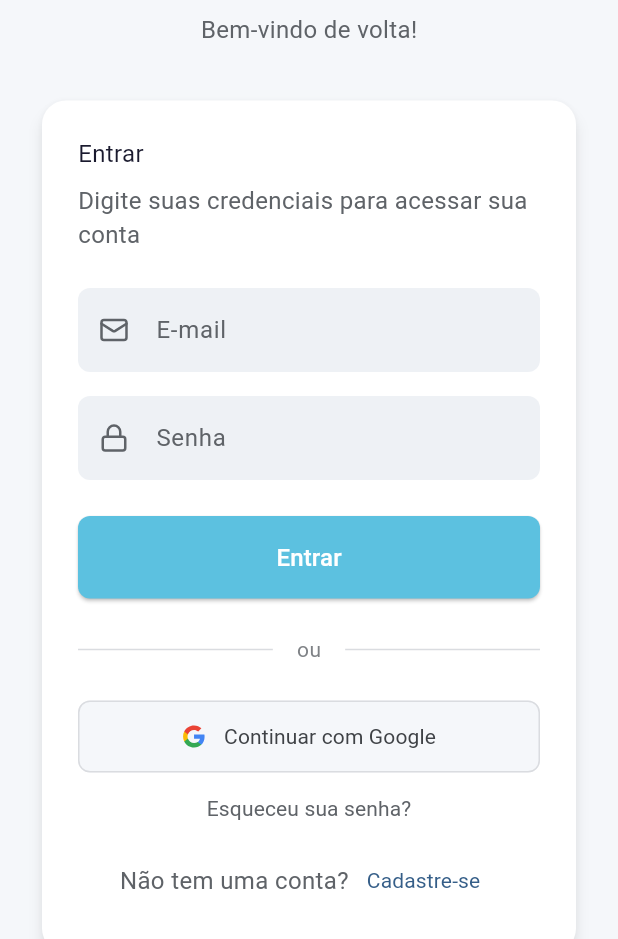
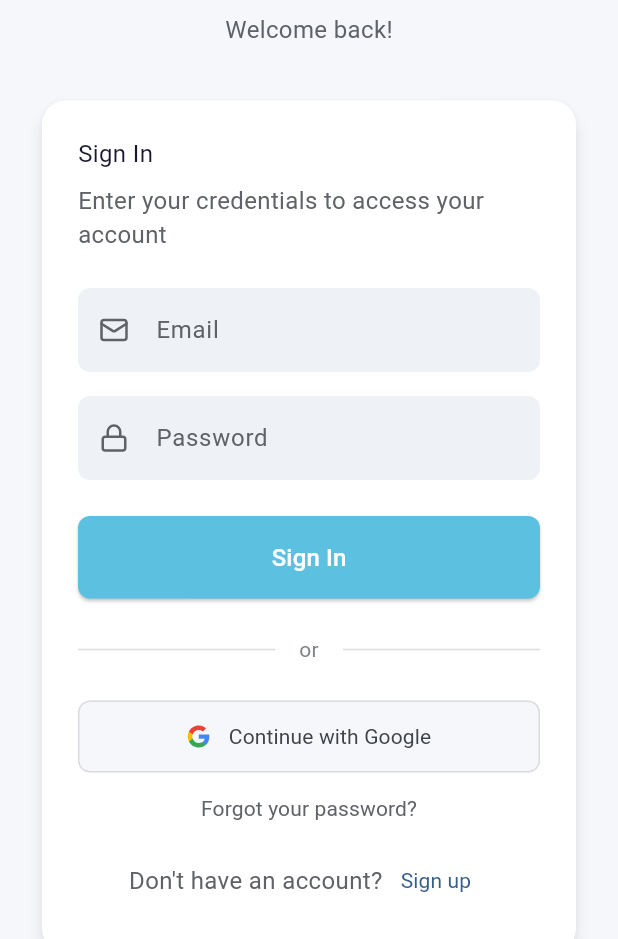
Before and after one commit to nikolasluiz123/smart_buy, a Flutter app: the screen it shows after launch, on a phone screen of 412 x 824 dp, the part 297-1236 px from its top. Run offline on Flutter 3.47's test engine with Material 3 defaults, Android fonts, the phone set to English and light mode, and no system bars; our stand-ins replace flutter_svg.

Commit message:
feat: internacionalização da tela de autenticação
Issue #1

````diff
--- /dev/null
+++ b/l10n.yaml
@@ -0,0 +1,4 @@
+arb-dir: lib/l10n
+template-arb-file: app_en.arb
+output-localization-file: app_localizations.dart
+output-class: AppLocalizations
--- /dev/null
+++ b/lib/constants/icons.dart
@@ -0,0 +1,3 @@
+const String iconEmail = 'assets/icons/ic_email.svg';
+const String iconPadLock = 'assets/icons/ic_padlock.svg';
+const String iconGoogle = 'assets/icons/ic_google.svg';
--- /dev/null
+++ b/lib/constants/images.dart
@@ -0,0 +1 @@
+const String appLogo = 'assets/images/logo_smart_buy.png';
--- /dev/null
+++ b/lib/l10n/app_en.arb
@@ -0,0 +1,19 @@
+{
+  "@@locale": "en",
+  "loginPageTitle": "Sign In",
+  "smartBuy": "Smart Buy",
+  "welcomeBack": "Welcome back!",
+  "signInPrompt": "Enter your credentials to access your account",
+  "emailHint": "Email",
+  "passwordHint": "Password",
+  "loginButton": "Sign In",
+  "orDivider": "or",
+  "googleButton": "Continue with Google",
+  "forgotPassword": "Forgot your password?",
+  "noAccount": "Don't have an account?",
+  "signUp": "Sign up",
+  "passwordEmpty": "Please, write your password",
+  "weakPassword": "Password must be at least 6 characters long",
+  "emailEmpty": "Please, write your e-mail",
+  "emailInvalid": "Please enter a valid email address"
+}
--- /dev/null
+++ b/lib/l10n/app_localizations.dart
@@ -0,0 +1,230 @@
+import 'dart:async';
+
+import 'package:flutter/foundation.dart';
+import 'package:flutter/widgets.dart';
+import 'package:flutter_localizations/flutter_localizations.dart';
+import 'package:intl/intl.dart' as intl;
+
+import 'app_localizations_en.dart';
+import 'app_localizations_pt.dart';
+
+// ignore_for_file: type=lint
+
+/// Callers can lookup localized strings with an instance of AppLocalizations
+/// returned by `AppLocalizations.of(context)`.
+///
+/// Applications need to include `AppLocalizations.delegate()` in their app's
+/// `localizationDelegates` list, and the locales they support in the app's
+/// `supportedLocales` list. For example:
+///
+/// ```dart
+/// import 'l10n/app_localizations.dart';
+///
+/// return MaterialApp(
+///   localizationsDelegates: AppLocalizations.localizationsDelegates,
+///   supportedLocales: AppLocalizations.supportedLocales,
+///   home: MyApplicationHome(),
+/// );
+/// ```
+///
+/// ## Update pubspec.yaml
+///
+/// Please make sure to update your pubspec.yaml to include the following
+/// packages:
+///
+/// ```yaml
+/// dependencies:
+///   # Internationalization support.
+///   flutter_localizations:
+///     sdk: flutter
+///   intl: any # Use the pinned version from flutter_localizations
+///
+///   # Rest of dependencies
+/// ```
+///
+/// ## iOS Applications
+///
+/// iOS applications define key application metadata, including supported
+/// locales, in an Info.plist file that is built into the application bundle.
+/// To configure the locales supported by your app, you’ll need to edit this
+/// file.
+///
+/// First, open your project’s ios/Runner.xcworkspace Xcode workspace file.
+/// Then, in the Project Navigator, open the Info.plist file under the Runner
+/// project’s Runner folder.
+///
+/// Next, select the Information Property List item, select Add Item from the
+/// Editor menu, then select Localizations from the pop-up menu.
+///
+/// Select and expand the newly-created Localizations item then, for each
+/// locale your application supports, add a new item and select the locale
+/// you wish to add from the pop-up menu in the Value field. This list should
+/// be consistent with the languages listed in the AppLocalizations.supportedLocales
+/// property.
+abstract class AppLocalizations {
+  AppLocalizations(String locale)
+    : localeName = intl.Intl.canonicalizedLocale(locale.toString());
+
+  final String localeName;
+
+  static AppLocalizations? of(BuildContext context) {
+    return Localizations.of<AppLocalizations>(context, AppLocalizations);
+  }
+
+  static const LocalizationsDelegate<AppLocalizations> delegate =
+      _AppLocalizationsDelegate();
+
+  /// A list of this localizations delegate along with the default localizations
+  /// delegates.
+  ///
+  /// Returns a list of localizations delegates containing this delegate along with
+  /// GlobalMaterialLocalizations.delegate, GlobalCupertinoLocalizations.delegate,
+  /// and GlobalWidgetsLocalizations.delegate.
+  ///
+  /// Additional delegates can be added by appending to this list in
+  /// MaterialApp. This list does not have to be used at all if a custom list
+  /// of delegates is preferred or required.
+  static const List<LocalizationsDelegate<dynamic>> localizationsDelegates =
+      <LocalizationsDelegate<dynamic>>[
+        delegate,
+        GlobalMaterialLocalizations.delegate,
+        GlobalCupertinoLocalizations.delegate,
+        GlobalWidgetsLocalizations.delegate,
+      ];
+
+  /// A list of this localizations delegate's supported locales.
+  static const List<Locale> supportedLocales = <Locale>[
+    Locale('en'),
+    Locale('pt'),
+  ];
+
+  /// No description provided for @loginPageTitle.
+  ///
+  /// In en, this message translates to:
+  /// **'Sign In'**
+  String get loginPageTitle;
+
+  /// No description provided for @smartBuy.
+  ///
+  /// In en, this message translates to:
+  /// **'Smart Buy'**
+  String get smartBuy;
+
+  /// No description provided for @welcomeBack.
+  ///
+  /// In en, this message translates to:
+  /// **'Welcome back!'**
+  String get welcomeBack;
+
+  /// No description provided for @signInPrompt.
+  ///
+  /// In en, this message translates to:
+  /// **'Enter your credentials to access your account'**
+  String get signInPrompt;
+
+  /// No description provided for @emailHint.
+  ///
+  /// In en, this message translates to:
+  /// **'Email'**
+  String get emailHint;
+
+  /// No description provided for @passwordHint.
+  ///
+  /// In en, this message translates to:
+  /// **'Password'**
+  String get passwordHint;
+
+  /// No description provided for @loginButton.
+  ///
+  /// In en, this message translates to:
+  /// **'Sign In'**
+  String get loginButton;
+
+  /// No description provided for @orDivider.
+  ///
+  /// In en, this message translates to:
+  /// **'or'**
+  String get orDivider;
+
+  /// No description provided for @googleButton.
+  ///
+  /// In en, this message translates to:
+  /// **'Continue with Google'**
+  String get googleButton;
+
+  /// No description provided for @forgotPassword.
+  ///
+  /// In en, this message translates to:
+  /// **'Forgot your password?'**
+  String get forgotPassword;
+
+  /// No description provided for @noAccount.
+  ///
+  /// In en, this message translates to:
+  /// **'Don\'t have an account?'**
+  String get noAccount;
+
+  /// No description provided for @signUp.
+  ///
+  /// In en, this message translates to:
+  /// **'Sign up'**
+  String get signUp;
+
+  /// No description provided for @passwordEmpty.
+  ///
+  /// In en, this message translates to:
+  /// **'Please, write your password'**
+  String get passwordEmpty;
+
+  /// No description provided for @weakPassword.
+  ///
+  /// In en, this message translates to:
+  /// **'Password must be at least 6 characters long'**
+  String get weakPassword;
+
+  /// No description provided for @emailEmpty.
+  ///
+  /// In en, this message translates to:
+  /// **'Please, write your e-mail'**
+  String get emailEmpty;
+
+  /// No description provided for @emailInvalid.
+  ///
+  /// In en, this message translates to:
+  /// **'Please enter a valid email address'**
+  String get emailInvalid;
+}
+
+class _AppLocalizationsDelegate
+    extends LocalizationsDelegate<AppLocalizations> {
+  const _AppLocalizationsDelegate();
+
+  @override
+  Future<AppLocalizations> load(Locale locale) {
+    return SynchronousFuture<AppLocalizations>(lookupAppLocalizations(locale));
+  }
+
+  @override
+  bool isSupported(Locale locale) =>
+      <String>['en', 'pt'].contains(locale.languageCode);
+
+  @override
+  bool shouldReload(_AppLocalizationsDelegate old) => false;
+}
+
+AppLocalizations lookupAppLocalizations(Locale locale) {
+  // Lookup logic when only language code is specified.
+  switch (locale.languageCode) {
+    case 'en':
+      return AppLocalizationsEn();
+    case 'pt':
+      return AppLocalizationsPt();
+  }
+
+  throw FlutterError(
+    'AppLocalizations.delegate failed to load unsupported locale "$locale". This is likely '
+    'an issue with the localizations generation tool. Please file an issue '
+    'on GitHub with a reproducible sample app and the gen-l10n configuration '
+    'that was used.',
+  );
+}
--- /dev/null
+++ b/lib/l10n/app_localizations_en.dart
@@ -0,0 +1,58 @@
+// ignore: unused_import
+import 'package:intl/intl.dart' as intl;
+import 'app_localizations.dart';
+
+// ignore_for_file: type=lint
+
+/// The translations for English (`en`).
+class AppLocalizationsEn extends AppLocalizations {
+  AppLocalizationsEn([String locale = 'en']) : super(locale);
+
+  @override
+  String get loginPageTitle => 'Sign In';
+
+  @override
+  String get smartBuy => 'Smart Buy';
+
+  @override
+  String get welcomeBack => 'Welcome back!';
+
+  @override
+  String get signInPrompt => 'Enter your credentials to access your account';
+
+  @override
+  String get emailHint => 'Email';
+
+  @override
+  String get passwordHint => 'Password';
+
+  @override
+  String get loginButton => 'Sign In';
+
+  @override
+  String get orDivider => 'or';
+
+  @override
+  String get googleButton => 'Continue with Google';
+
+  @override
+  String get forgotPassword => 'Forgot your password?';
+
+  @override
+  String get noAccount => 'Don\'t have an account?';
+
+  @override
+  String get signUp => 'Sign up';
+
+  @override
+  String get passwordEmpty => 'Please, write your password';
+
+  @override
+  String get weakPassword => 'Password must be at least 6 characters long';
+
+  @override
+  String get emailEmpty => 'Please, write your e-mail';
+
+  @override
+  String get emailInvalid => 'Please enter a valid email address';
+}
--- a/lib/main.dart
+++ b/lib/main.dart
@@ -1,6 +1,8 @@
 import 'package:flutter/material.dart';
 import 'package:smart_buy/ui/screens/login_page.dart';
 import 'package:smart_buy/ui/screens/splash_page.dart';
+
+import 'l10n/app_localizations.dart';
 
 void main() {
   runApp(const MyApp());
@@ -22,6 +24,8 @@ class MyApp extends StatelessWidget {
           '/': (context) => const SplashPage(),
           '/login': (context) => const LoginPage(),
         },
+        localizationsDelegates: AppLocalizations.localizationsDelegates,
+        supportedLocales: AppLocalizations.supportedLocales
     );
   }
 }
--- a/lib/ui/screens/login_page.dart
+++ b/lib/ui/screens/login_page.dart
@@ -1,5 +1,9 @@
 import 'package:flutter/material.dart';
 import 'package:flutter_svg/svg.dart';
+
+import '../../constants/icons.dart';
+import '../../constants/images.dart';
+import '../../l10n/app_localizations.dart';
 
 const Color _kSmartBuyBlue = Color(0xFF5CC1E0);
 const Color _kMediumGrayText = Color(0xFF5F6368);
@@ -77,6 +81,8 @@ class _LoginPageState extends State<LoginPage> {
 
   @override
   Widget build(BuildContext context) {
+    final l10n = AppLocalizations.of(context)!;
+
     return Scaffold(
       backgroundColor: Color(0xFFF5F7FA),
       body: SafeArea(
@@ -85,9 +91,9 @@ class _LoginPageState extends State<LoginPage> {
           child: Column(
             crossAxisAlignment: CrossAxisAlignment.stretch,
             children: [
-              _buildTopSection(),
+              _buildTopSection(l10n),
               const SizedBox(height: 32.0),
-              _buildLoginFormCard(),
+              _buildLoginFormCard(l10n),
             ],
           ),
         ),
@@ -95,24 +101,24 @@ class _LoginPageState extends State<LoginPage> {
     );
   }
 
-  Widget _buildTopSection() {
+  Widget _buildTopSection(AppLocalizations l10n) {
     return Column(
       children: [
-        Image.asset('assets/images/logo_smart_buy.png', width: 140, height: 140),
-        const Text(
-          'Smart Buy',
-          style: TextStyle(color: _kSmartBuyBlue, fontSize: 24, fontWeight: FontWeight.w400),
+        Image.asset(appLogo, width: 140, height: 140),
+        Text(
+          l10n.smartBuy,
+          style: const TextStyle(color: _kSmartBuyBlue, fontSize: 24, fontWeight: FontWeight.w400),
         ),
         const SizedBox(height: 8.0),
-        const Text(
-          'Bem-vindo de volta!',
-          style: TextStyle(color: _kMediumGrayText, fontSize: 16, fontWeight: FontWeight.w400),
+        Text(
+          l10n.welcomeBack,
+          style: const TextStyle(color: _kMediumGrayText, fontSize: 16, fontWeight: FontWeight.w400),
         ),
       ],
     );
   }
 
-  Widget _buildLoginFormCard() {
+  Widget _buildLoginFormCard(AppLocalizations l10n) {
     return Card(
       elevation: 4.0,
       shadowColor: Colors.black.withValues(alpha: 0.5),
@@ -125,24 +131,24 @@ class _LoginPageState extends State<LoginPage> {
           child: Column(
             crossAxisAlignment: CrossAxisAlignment.stretch,
             children: [
-              const Text(
-                'Entrar',
+              Text(
+                l10n.loginButton,
                 style: TextStyle(color: _kDarkText, fontSize: 16, fontWeight: FontWeight.w400),
               ),
               const SizedBox(height: 8.0),
-              const Text(
-                'Digite suas credenciais para acessar sua conta',
+              Text(
+                l10n.signInPrompt,
                 style: TextStyle(color: _kMediumGrayText, fontSize: 16, fontWeight: FontWeight.w400),
               ),
               const SizedBox(height: 24.0),
               TextFormField(
                 controller: _emailController,
                 decoration: _buildInputDecoration(
-                  hint: 'E-mail',
+                  hint: l10n.emailHint,
                   icon: Padding(
                     padding: const EdgeInsets.all(14.0),
                     child: SvgPicture.asset(
-                      'assets/icons/ic_email.svg',
+                      iconEmail,
                       width: 20,
                       height: 20,
                     ),
@@ -151,10 +157,10 @@ class _LoginPageState extends State<LoginPage> {
                 keyboardType: TextInputType.emailAddress,
                 validator: (value) {
                   if (value == null || value.isEmpty) {
-                    return 'Por favor, digite seu e-mail';
+                    return l10n.emailEmpty;
                   }
                   if (!value.contains('@')) {
-                    return 'Por favor, digite um e-mail válido';
+                    return l10n.emailInvalid;
                   }
                   return null;
                 },
@@ -164,11 +170,11 @@ class _LoginPageState extends State<LoginPage> {
                 controller: _passwordController,
                 obscureText: true,
                 decoration: _buildInputDecoration(
-                  hint: 'Senha',
+                  hint: l10n.passwordHint,
                   icon: Padding(
                     padding: const EdgeInsets.all(14.0),
                     child: SvgPicture.asset(
-                      'assets/icons/ic_padlock.svg',
+                      iconPadLock,
                       width: 20,
                       height: 20,
                     ),
@@ -176,10 +182,10 @@ class _LoginPageState extends State<LoginPage> {
                 ),
                 validator: (value) {
                   if (value == null || value.isEmpty) {
-                    return 'Por favor, digite sua senha';
+                    return l10n.passwordEmpty;
                   }
                   if (value.length < 6) {
-                    return 'A senha deve ter pelo menos 6 caracteres';
+                    return l10n.weakPassword;
                   }
                   return null;
                 },
@@ -193,10 +199,10 @@ class _LoginPageState extends State<LoginPage> {
                   padding: const EdgeInsets.symmetric(vertical: 16.0),
                   shape: RoundedRectangleBorder(borderRadius: BorderRadius.circular(8.0)),
                 ),
-                child: const Text('Entrar', style: TextStyle(fontSize: 16)),
+                child: Text(l10n.loginButton, style: TextStyle(fontSize: 16)),
               ),
               const SizedBox(height: 24.0),
-              _buildOrDivider(),
+              _buildOrDivider(l10n),
               const SizedBox(height: 24.0),
               OutlinedButton(
                 onPressed: _onGoogleLoginPressed,
@@ -210,19 +216,19 @@ class _LoginPageState extends State<LoginPage> {
                   mainAxisAlignment: MainAxisAlignment.center,
                   children: [
                     SvgPicture.asset(
-                      'assets/icons/ic_google.svg',
+                      iconGoogle,
                       width: 16,
                       height: 16,
                     ),
                     const SizedBox(width: 12.0),
-                    const Text(
-                      'Continuar com Google',
+                    Text(
+                      l10n.googleButton,
                       style: TextStyle(color: Color(0xFF3F4246), fontSize: 14, fontWeight: FontWeight.w400),
                     ),
                   ],
                 ),
               ),
-              _buildBottomSection()
+              _buildBottomSection(l10n)
             ],
           ),
         ),
@@ -230,27 +236,27 @@ class _LoginPageState extends State<LoginPage> {
     );
   }
 
-  Widget _buildBottomSection() {
+  Widget _buildBottomSection(AppLocalizations l10n) {
     return Column(
       children: [
         TextButton(
           onPressed: _onForgotPasswordPressed,
-          child: const Text(
-            'Esqueceu sua senha?',
+          child: Text(
+            l10n.forgotPassword,
             style: TextStyle(color: _kMediumGrayText, fontSize: 14, fontWeight: FontWeight.w400),
           ),
         ),
         Row(
           mainAxisAlignment: MainAxisAlignment.center,
           children: [
-            const Text(
-              'Não tem uma conta?',
+            Text(
+              l10n.noAccount,
               style: TextStyle(color: _kMediumGrayText, fontSize: 16, fontWeight: FontWeight.w400),
             ),
             TextButton(
               onPressed: _onSignUpPressed,
-              child: const Text(
-                'Cadastre-se',
+              child: Text(
+                l10n.signUp,
                 style: TextStyle(color: _kSignUpLink, fontSize: 14, fontWeight: FontWeight.w400),
               ),
             ),
@@ -275,13 +281,13 @@ class _LoginPageState extends State<LoginPage> {
     );
   }
 
-  Widget _buildOrDivider() {
+  Widget _buildOrDivider(AppLocalizations l10n) {
     return Row(
       children: [
         const Expanded(child: Divider(color: _kGoogleButtonBorder)),
         Padding(
           padding: const EdgeInsets.symmetric(horizontal: 16.0),
-          child: Text('ou', style: TextStyle(color: _kMediumGrayText.withOpacity(0.8), fontSize: 14)),
+          child: Text(l10n.orDivider, style: TextStyle(color: _kMediumGrayText.withValues(alpha: 0.8), fontSize: 14)),
         ),
         const Expanded(child: Divider(color: _kGoogleButtonBorder)),
       ],
--- a/pubspec.yaml
+++ b/pubspec.yaml
@@ -17,6 +17,9 @@ dependencies:
   flutter_native_splash: ^2.4.7
   flutter_launcher_icons: ^0.14.4
   flutter_svg: ^2.2.1
+  intl: ^0.20.2
+  flutter_localizations:
+    sdk: flutter
 
 dev_dependencies:
   flutter_test:
@@ -25,6 +28,7 @@ dev_dependencies:
   flutter_lints: ^5.0.0
 
 flutter:
+  generate: true
   uses-material-design: true
 
   assets:
````
Also changed, not shown: lib/l10n/app_localizations_pt.dart (added, +58 -0 lines), lib/l10n/app_pt.arb (added, +19 -0 lines), pubspec.lock. Lines whose indentation alone changed are shown as unchanged.
